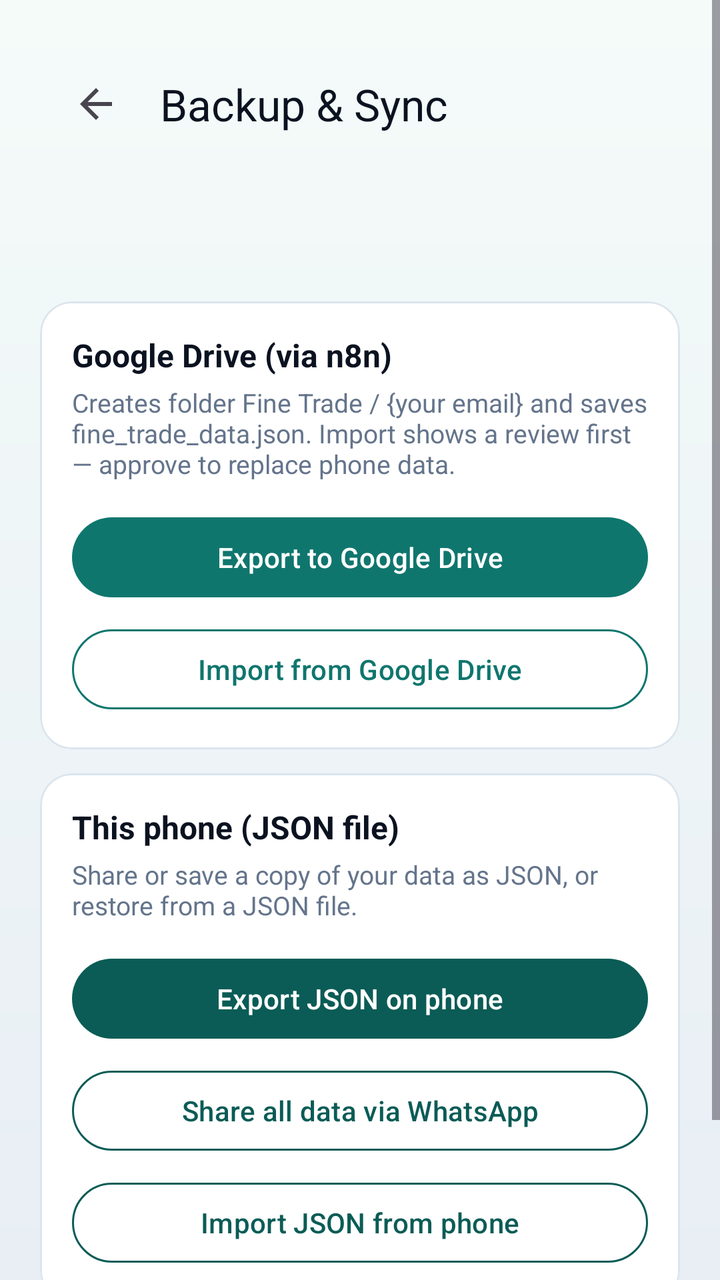
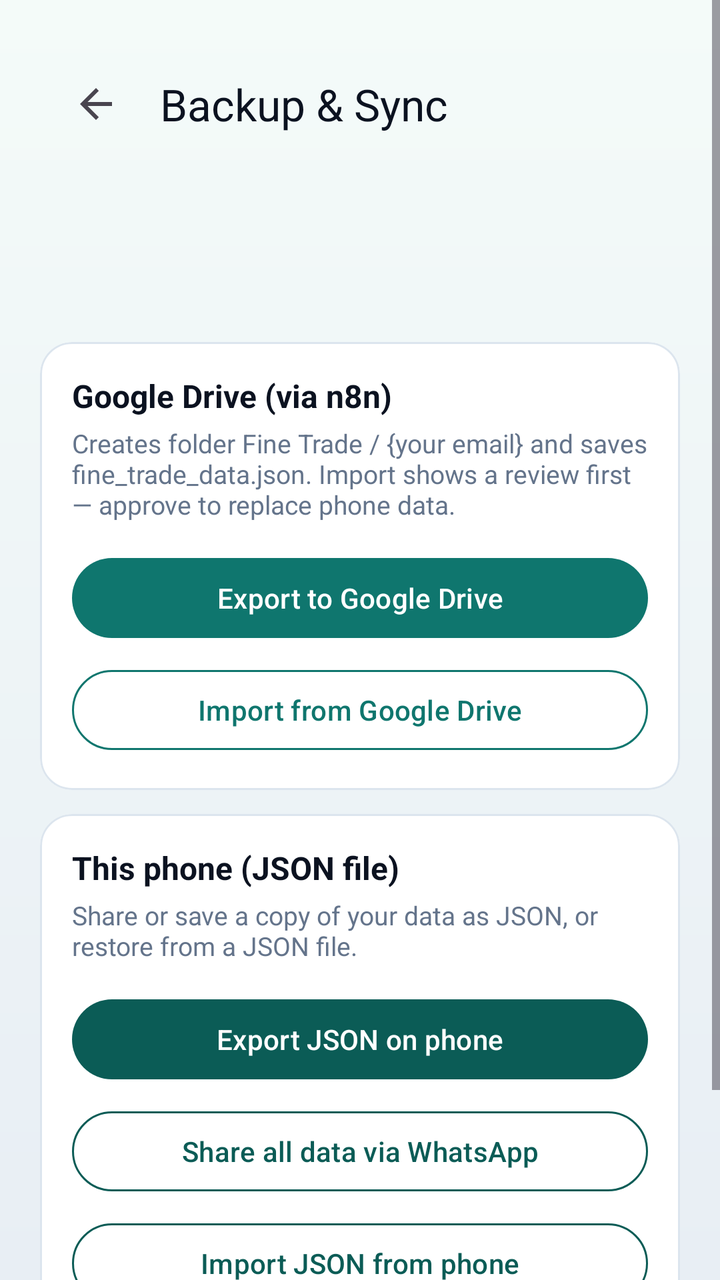

Two renders of the same Android screen: before a commit and after it. Below are the layout's source before the change and the commit's diff.
<!-- AndroidManifest.xml: application theme Theme.FineTrade -->
<!-- res/layout/activity_backup.xml -->
<?xml version="1.0" encoding="utf-8"?>
<ScrollView xmlns:android="http://schemas.android.com/apk/res/android"
    xmlns:app="http://schemas.android.com/apk/res-auto"
    android:layout_width="match_parent"
    android:layout_height="match_parent"
    android:background="@drawable/bg_home"
    android:fillViewport="true">

    <LinearLayout
        android:layout_width="match_parent"
        android:layout_height="wrap_content"
        android:orientation="vertical"
        android:padding="20dp">

        <com.google.android.material.appbar.MaterialToolbar
            android:id="@+id/toolbar"
            android:layout_width="match_parent"
            android:layout_height="wrap_content"
            android:background="@android:color/transparent"
            app:navigationIcon="?attr/homeAsUpIndicator"
            app:title="Backup &amp; Sync"
            app:titleTextColor="@color/ink" />

        <TextView
            android:id="@+id/accountStatus"
            android:layout_width="match_parent"
            android:layout_height="wrap_content"
            android:layout_marginTop="8dp"
            android:textColor="@color/ink"
            android:textSize="15sp"
            android:textStyle="bold" />

        <TextView
            android:id="@+id/storageHint"
            android:layout_width="match_parent"
            android:layout_height="wrap_content"
            android:layout_marginTop="6dp"
            android:textColor="@color/muted"
            android:textSize="12sp" />

        <com.google.android.material.card.MaterialCardView
            android:layout_width="match_parent"
            android:layout_height="wrap_content"
            android:layout_marginTop="16dp"
            app:cardBackgroundColor="@android:color/white"
            app:cardCornerRadius="16dp"
            app:strokeColor="@color/card_stroke"
            app:strokeWidth="1dp">

            <LinearLayout
                android:layout_width="match_parent"
                android:layout_height="wrap_content"
                android:orientation="vertical"
                android:padding="16dp">

                <TextView
                    android:layout_width="match_parent"
                    android:layout_height="wrap_content"
                    android:text="Google Drive (via n8n)"
                    android:textColor="@color/ink"
                    android:textSize="16sp"
                    android:textStyle="bold" />

                <TextView
                    android:layout_width="match_parent"
                    android:layout_height="wrap_content"
                    android:layout_marginTop="4dp"
                    android:text="Creates folder Fine Trade / {your email} and saves fine_trade_data.json. Import shows a review first — approve to replace phone data."
                    android:textColor="@color/muted"
                    android:textSize="13sp" />

                <FrameLayout
                    android:layout_width="match_parent"
                    android:layout_height="wrap_content"
                    android:layout_marginTop="14dp"
                    android:minHeight="48dp">

                    <com.google.android.material.button.MaterialButton
                        android:id="@+id/btnExportDrive"
                        android:layout_width="match_parent"
                        android:layout_height="wrap_content"
                        android:minHeight="48dp"
                        android:text="Export to Google Drive"
                        app:backgroundTint="@color/teal" />

                    <com.google.android.material.progressindicator.CircularProgressIndicator
                        android:id="@+id/exportDriveProgress"
                        android:layout_width="wrap_content"
                        android:layout_height="wrap_content"
                        android:layout_gravity="center"
                        android:indeterminate="true"
                        android:visibility="gone"
                        app:indicatorColor="@android:color/white"
                        app:indicatorSize="24dp"
                        app:trackThickness="3dp" />
                </FrameLayout>

                <FrameLayout
                    android:layout_width="match_parent"
                    android:layout_height="wrap_content"
                    android:layout_marginTop="8dp"
                    android:minHeight="48dp">

                    <com.google.android.material.button.MaterialButton
                        android:id="@+id/btnImportDrive"
                        style="@style/Widget.Material3.Button.OutlinedButton"
                        android:layout_width="match_parent"
                        android:layout_height="wrap_content"
                        android:minHeight="48dp"
                        android:text="Import from Google Drive"
                        android:textColor="@color/teal"
                        app:strokeColor="@color/teal" />

                    <com.google.android.material.progressindicator.CircularProgressIndicator
                        android:id="@+id/importDriveProgress"
                        android:layout_width="wrap_content"
                        android:layout_height="wrap_content"
                        android:layout_gravity="center"
                        android:indeterminate="true"
                        android:visibility="gone"
                        app:indicatorColor="@color/teal"
                        app:indicatorSize="24dp"
                        app:trackThickness="3dp" />
                </FrameLayout>
            </LinearLayout>
        </com.google.android.material.card.MaterialCardView>

        <com.google.android.material.card.MaterialCardView
            android:layout_width="match_parent"
            android:layout_height="wrap_content"
            android:layout_marginTop="12dp"
            app:cardBackgroundColor="@android:color/white"
            app:cardCornerRadius="16dp"
            app:strokeColor="@color/card_stroke"
            app:strokeWidth="1dp">

            <LinearLayout
                android:layout_width="match_parent"
                android:layout_height="wrap_content"
                android:orientation="vertical"
                android:padding="16dp">

                <TextView
                    android:layout_width="match_parent"
                    android:layout_height="wrap_content"
                    android:text="This phone (JSON file)"
                    android:textColor="@color/ink"
                    android:textSize="16sp"
                    android:textStyle="bold" />

                <TextView
                    android:layout_width="match_parent"
                    android:layout_height="wrap_content"
                    android:layout_marginTop="4dp"
                    android:text="Share or save a copy of your data as JSON, or restore from a JSON file."
                    android:textColor="@color/muted"
                    android:textSize="13sp" />

                <com.google.android.material.button.MaterialButton
                    android:id="@+id/btnExportPhone"
                    android:layout_width="match_parent"
                    android:layout_height="wrap_content"
                    android:layout_marginTop="14dp"
                    android:minHeight="48dp"
                    android:text="Export JSON on phone"
                    app:backgroundTint="@color/teal_dark" />

                <com.google.android.material.button.MaterialButton
                    android:id="@+id/btnShareTable"
                    style="@style/Widget.Material3.Button.OutlinedButton"
                    android:layout_width="match_parent"
                    android:layout_height="wrap_content"
                    android:layout_marginTop="8dp"
                    android:minHeight="48dp"
                    android:text="Share all data via WhatsApp"
                    android:textColor="@color/teal_dark"
                    app:strokeColor="@color/teal_dark" />

                <com.google.android.material.button.MaterialButton
                    android:id="@+id/btnImportPhone"
                    style="@style/Widget.Material3.Button.OutlinedButton"
                    android:layout_width="match_parent"
                    android:layout_height="wrap_content"
                    android:layout_marginTop="8dp"
                    android:minHeight="48dp"
                    android:text="Import JSON from phone"
                    android:textColor="@color/teal_dark"
                    app:strokeColor="@color/teal_dark" />
            </LinearLayout>
        </com.google.android.material.card.MaterialCardView>

        <com.google.android.material.button.MaterialButton
            android:id="@+id/btnLogout"
            style="@style/Widget.Material3.Button.TextButton"
            android:layout_width="match_parent"
            android:layout_height="wrap_content"
            android:layout_marginTop="12dp"
            android:minHeight="48dp"
            android:text="Log out"
            android:textColor="#B91C1C" />

        <ProgressBar
            android:id="@+id/progress"
            android:layout_width="wrap_content"
            android:layout_height="wrap_content"
            android:layout_gravity="center_horizontal"
            android:layout_marginTop="12dp"
            android:visibility="gone" />
    </LinearLayout>
</ScrollView>
<!-- resources referenced by this layout -->
<resources>
  <color name="card_stroke">#DCE5EE</color>
  <color name="ink">#0B1220</color>
  <color name="muted">#64748B</color>
  <color name="teal">#0F766E</color>
  <color name="teal_dark">#0B5C56</color>
  <!-- drawable bg_home (drawable) -->
  <?xml version="1.0" encoding="utf-8"?>
  <shape xmlns:android="http://schemas.android.com/apk/res/android">
      <gradient
          android:angle="165"
          android:endColor="#E8EEF4"
          android:startColor="#F4FBF9"
          android:type="linear" />
  </shape>
  <style name="Theme.FineTrade" parent="Theme.Material3.Light.NoActionBar">
          <item name="colorPrimary">@color/teal</item>
          <item name="colorPrimaryContainer">@color/teal_soft</item>
          <item name="colorOnPrimary">@android:color/white</item>
          <item name="android:statusBarColor">@color/teal_dark</item>
          <item name="android:navigationBarColor">@android:color/white</item>
          <item name="android:windowBackground">@color/bg</item>
          <item name="android:windowLightStatusBar">false</item>
          <item name="android:forceDarkAllowed">false</item>
      </style>
  <color name="teal_soft">#E6F5F3</color>
  <color name="bg">#EEF3F7</color>
</resources>

<!-- the commit's change to res/layout/activity_backup.xml (unified diff, before → after) -->
@@ -38,6 +38,14 @@
             android:textColor="@color/muted"
             android:textSize="12sp" />
 
+        <TextView
+            android:id="@+id/versionLabel"
+            android:layout_width="match_parent"
+            android:layout_height="wrap_content"
+            android:layout_marginTop="4dp"
+            android:textColor="@color/muted"
+            android:textSize="12sp" />
+
         <com.google.android.material.card.MaterialCardView
             android:layout_width="match_parent"
             android:layout_height="wrap_content"
@@ -83,16 +91,15 @@
                         android:text="Export to Google Drive"
                         app:backgroundTint="@color/teal" />
 
-                    <com.google.android.material.progressindicator.CircularProgressIndicator
+                    <ProgressBar
                         android:id="@+id/exportDriveProgress"
-                        android:layout_width="wrap_content"
-                        android:layout_height="wrap_content"
+                        style="?android:attr/progressBarStyle"
+                        android:layout_width="28dp"
+                        android:layout_height="28dp"
                         android:layout_gravity="center"
                         android:indeterminate="true"
-                        android:visibility="gone"
-                        app:indicatorColor="@android:color/white"
-                        app:indicatorSize="24dp"
-                        app:trackThickness="3dp" />
+                        android:indeterminateTint="@android:color/white"
+                        android:visibility="gone" />
                 </FrameLayout>
 
                 <FrameLayout
@@ -111,16 +118,15 @@
                         android:textColor="@color/teal"
                         app:strokeColor="@color/teal" />
 
-                    <com.google.android.material.progressindicator.CircularProgressIndicator
+                    <ProgressBar
                         android:id="@+id/importDriveProgress"
-                        android:layout_width="wrap_content"
-                        android:layout_height="wrap_content"
+                        style="?android:attr/progressBarStyle"
+                        android:layout_width="28dp"
+                        android:layout_height="28dp"
                         android:layout_gravity="center"
                         android:indeterminate="true"
-                        android:visibility="gone"
-                        app:indicatorColor="@color/teal"
-                        app:indicatorSize="24dp"
-                        app:trackThickness="3dp" />
+                        android:indeterminateTint="@color/teal"
+                        android:visibility="gone" />
                 </FrameLayout>
             </LinearLayout>
         </com.google.android.material.card.MaterialCardView>
<!-- resource entries referenced after the edit -->
@@ -9,7 +9,7 @@
   <?xml version="1.0" encoding="utf-8"?>
   <shape xmlns:android="http://schemas.android.com/apk/res/android">
       <gradient
-          android:angle="165"
+          android:angle="270"
           android:endColor="#E8EEF4"
           android:startColor="#F4FBF9"
           android:type="linear" />
